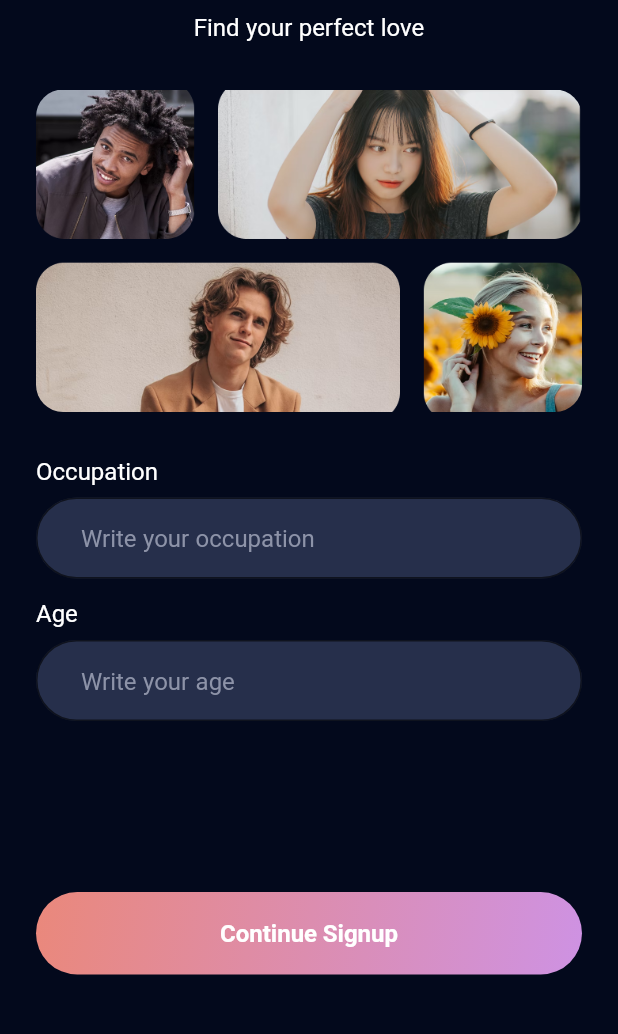
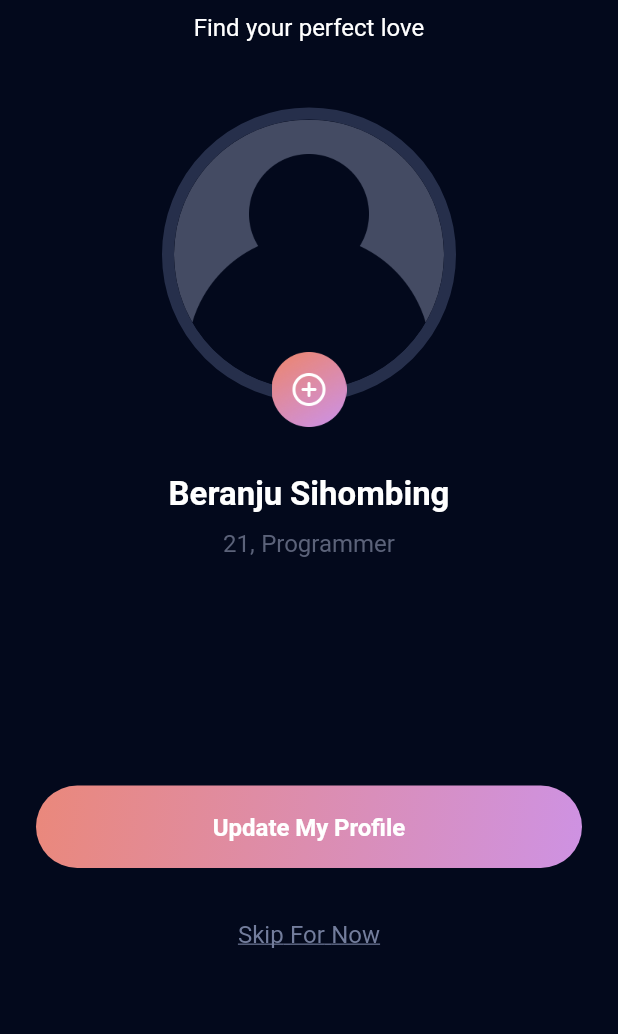
Before and after one commit to beranju/cari_jodoh, a Flutter app: the SignUpJobAgeScreen screen opened by its route, after a tap on "Continue Signup", on a phone screen of 412 x 824 dp, the part 140-1174 px from its top. Run offline on Flutter 3.47's test engine with Material 2 defaults, Android fonts, the phone set to English and light mode, and no system bars; our stand-ins replace google_fonts.

Commit message:
slicing all authtentication screen

```diff
--- a/lib/App.dart
+++ b/lib/App.dart
@@ -1,4 +1,5 @@
 import 'package:cari_jodoh/features/authtentication/ui/sign_up_job_age_screen.dart';
+import 'package:cari_jodoh/features/authtentication/ui/sign_up_photo_screen.dart';
 import 'package:cari_jodoh/features/authtentication/ui/sign_up_screen.dart';
 import 'package:cari_jodoh/theme_manager/assets_image_theme_manager.dart';
 import 'package:cari_jodoh/theme_manager/theme_data_manager.dart';
@@ -16,6 +17,7 @@ class AppScreen extends StatelessWidget{
       routes: {
         SignUpScreen.routeName : (context) => const SignUpScreen(),
         SignUpJobAgeScreen.routeName : (context) => const SignUpJobAgeScreen(),
+        SignUpPhotoScreen.routeName : (context) => const SignUpPhotoScreen(),
       },
     );
   }
--- /dev/null
+++ b/lib/common_widget/upload_photo_widget.dart
@@ -0,0 +1,48 @@
+import 'package:cari_jodoh/theme_manager/assets_image_theme_manager.dart';
+import 'package:cari_jodoh/theme_manager/values_manager.dart';
+import 'package:flutter/material.dart';
+
+import '../theme_manager/color_manager.dart';
+
+class UploadPhotoWidget extends StatelessWidget{
+  const UploadPhotoWidget({super.key});
+
+  @override
+  Widget build(BuildContext context) {
+    return Stack(
+      alignment: Alignment.bottomCenter,
+      clipBehavior: Clip.none,
+      children: [
+        Container(
+          width: 180.0,
+          height: 180.0,
+          decoration: BoxDecoration(
+            shape: BoxShape.circle,
+            border: Border.all(
+              color: ColorManager.secondary,
+              width: 8.0,
+              strokeAlign: BorderSide.strokeAlignOutside
+            ),
+          ),
+          child: ClipRRect(
+            borderRadius: BorderRadius.circular(100.0),
+            child: const Image(
+              image: AssetImage('${AssetImageManager.assetPath}/icon_empty_profile.png',),
+              fit: BoxFit.cover,
+            ),
+          )
+        ),
+        Positioned(
+          bottom: -25.0,
+          child: SizedBox(
+            width: AppSize.s50,
+            height: AppSize.s50,
+            child: Image(
+              image: AssetImage('${AssetImageManager.assetPath}/icon_add.png'),
+            ),
+          )
+        )
+      ],
+    );
+  }
+}
--- a/lib/features/authtentication/ui/sign_up_job_age_screen.dart
+++ b/lib/features/authtentication/ui/sign_up_job_age_screen.dart
@@ -1,5 +1,6 @@
 import 'package:cari_jodoh/common_widget/banner_widget.dart';
 import 'package:cari_jodoh/common_widget/custom_button_widget.dart';
+import 'package:cari_jodoh/features/authtentication/ui/sign_up_photo_screen.dart';
 import 'package:cari_jodoh/theme_manager/values_manager.dart';
 import 'package:flutter/material.dart';
 
@@ -42,7 +43,9 @@ class _SignUpJobAgeScreenState extends State<SignUpJobAgeScreen> {
               const SizedBox(height: 100,),
               CustomButtonWidget(
                   textButton: "Continue Signup",
-                  ontap: (){}
+                  ontap: (){
+                    Navigator.pushNamed(context, SignUpPhotoScreen.routeName);
+                  }
               ),
             ],
           ),
--- a/lib/features/authtentication/ui/sign_up_photo_screen.dart
+++ b/lib/features/authtentication/ui/sign_up_photo_screen.dart
@@ -0,0 +1,65 @@
+
+import 'package:cari_jodoh/common_widget/custom_button_widget.dart';
+import 'package:cari_jodoh/common_widget/custom_text_button_widget.dart';
+import 'package:cari_jodoh/common_widget/upload_photo_widget.dart';
+import 'package:cari_jodoh/theme_manager/font_manager.dart';
+import 'package:cari_jodoh/theme_manager/style_manager.dart';
+import 'package:cari_jodoh/theme_manager/values_manager.dart';
+import 'package:flutter/material.dart';
+
+import '../../../common_widget/logo_tagline_widget.dart';
+
+class SignUpPhotoScreen extends StatefulWidget{
+  static const String routeName = '/sign-up-upload-photo';
+  const SignUpPhotoScreen({super.key});
+
+  @override
+  State<SignUpPhotoScreen> createState() => _SignUpPhotoScreenState();
+}
+
+class _SignUpPhotoScreenState extends State<SignUpPhotoScreen> {
+  @override
+  Widget build(BuildContext context) {
+    return Scaffold(
+      body: Padding(
+        padding: const EdgeInsets.symmetric(
+          vertical: AppPadding.p50,
+          horizontal: AppPadding.p24
+        ),
+        child: SingleChildScrollView(
+          child: Column(
+            children: <Widget>[
+              const LogoAndTagLineWidget(),
+              const SizedBox(height: AppSize.s50,),
+              const UploadPhotoWidget(),
+              const SizedBox(height: 53.0,),
+              Text(
+                'Beranju Sihombing',
+                style: getWhiteTextStyle(
+                  fontSize: FontSizeManager.f22,
+                  fontWeight: FontWeightManager.semiBold
+                ),
+              ),
+              const SizedBox(height: AppSize.s4,),
+              Text(
+                "21, Programmer",
+                style: getGreyTextStyle(),
+              ),
+              const SizedBox(height: 150,),
+              CustomButtonWidget(
+                  textButton: "Update My Profile",
+                  ontap: (){}
+              ),
+              const SizedBox(height: AppSize.s20,),
+              CustomTextButtonWidget(
+                textButton: "Skip For Now",
+                onPressed: (){},
+              ),
+
+            ],
+          ),
+        )
+      ),
+    );
+  }
+}
```
Also changed, not shown: assets/images/icon_add.png (added).
